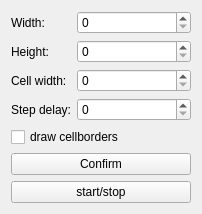
First picture: the form in gui/configureform.ui, repository catam0rphism/QConway, before the edit.
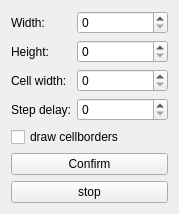
Second picture: the form after the edit.

Patch:
```diff
--- a/gui/configureform.ui
+++ b/gui/configureform.ui
@@ -6,8 +6,8 @@
    <rect>
     <x>0</x>
     <y>0</y>
-    <width>202</width>
-    <height>214</height>
+    <width>179</width>
+    <height>197</height>
    </rect>
   </property>
   <property name="windowTitle">
@@ -89,8 +89,11 @@
    </item>
    <item row="6" column="0" colspan="2">
     <widget class="QPushButton" name="pushButton_2">
+     <property name="enabled">
+      <bool>true</bool>
+     </property>
      <property name="text">
-      <string>start/stop</string>
+      <string>stop</string>
      </property>
     </widget>
    </item>
```
Left out of the diff: 2 changed lines with no effect on the pictures.
